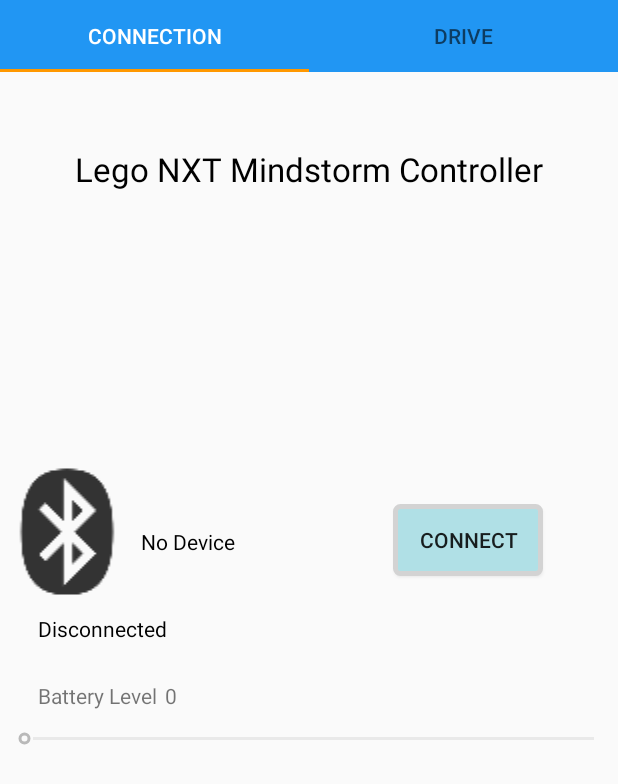
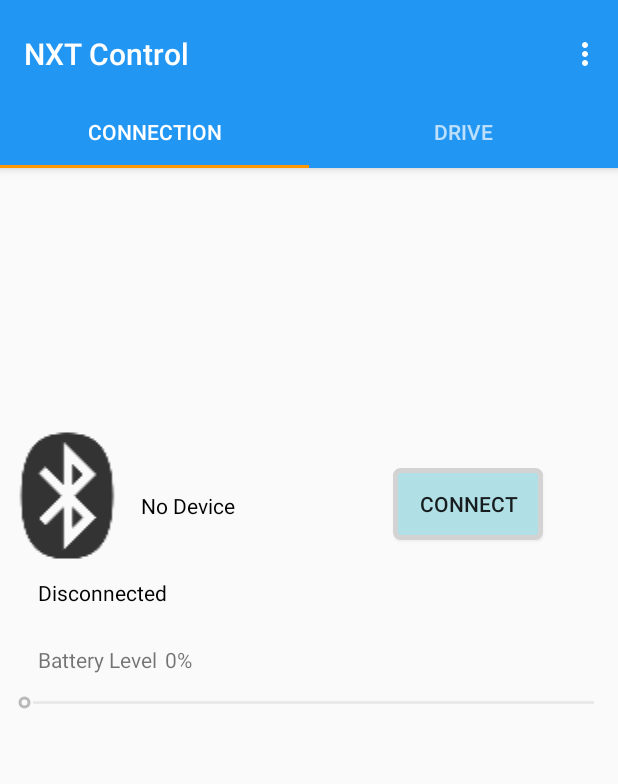
Before and after one commit to kszalai/NXT-Controller, an Android app: the screen it shows after launch (MainActivity), on a phone screen of 412 x 824 dp. Shown: the top 784 px of the screen. Run offline under Robolectric (Android 15) with nearby library versions, the phone set to English and light mode, and no system bars.

Commit message:
Updated small things, added toolbar to top of app
So small things I changed.
Battery now displays as a percentage.
Based on the connection state, it will change what's on screen. Feels
very nice, and looks very nice.
Implemented an ActionBar so we can use menus.
I began creating a menu so @bwurtsmith can begin working on it.
I eliminated the big label on the connection fragment we had before
since the ActionBar and Tabs were covering it up. It was really there to
fill space, so now we don't need it. I also got rid of the string
resource for it.
Added menu_main so we can have preference menus and stuff. I temporarily
threw in a second menu option called Drive Mode. We could switch between
drive modes here? Like use the directional by default and then switch to
tilt movement.
Added resources for menu and ActionBar

```diff
--- a/app/src/main/java/roy/NXT_Control/MainActivity.java
+++ b/app/src/main/java/roy/NXT_Control/MainActivity.java
@@ -8,6 +8,8 @@ import android.support.v4.app.FragmentManager;
 import android.support.v4.view.ViewPager;
 import android.support.v7.app.AppCompatActivity;
 import android.os.Bundle;
+import android.support.v7.widget.Toolbar;
+import android.view.Menu;
 import android.widget.Toast;
 
 import java.io.InputStream;
@@ -30,6 +32,9 @@ public class  MainActivity extends AppCompatActivity implements FragCommunicator
         super.onCreate(savedInstanceState);
         setContentView(R.layout.activity_main);
 
+        Toolbar toolbar = (Toolbar) findViewById(R.id.toolbar);
+        setSupportActionBar(toolbar);
+
         pager = (ViewPager) findViewById(R.id.view_pager);
         tabLayout= (TabLayout) findViewById(R.id.tab_layout);
 
@@ -43,6 +48,12 @@ public class  MainActivity extends AppCompatActivity implements FragCommunicator
         tabLayout.setTabsFromPagerAdapter(adapter);
     }
 
+
+    @Override
+    public boolean onCreateOptionsMenu(Menu menu) {
+        getMenuInflater().inflate(R.menu.menu_main, menu);
+        return true;
+    }
 
     public void sendBTChatService(BluetoothChatService chatService){
         //Intercept BluetoothChatService
--- a/app/src/main/res/layout/activity_main.xml
+++ b/app/src/main/res/layout/activity_main.xml
@@ -7,21 +7,37 @@
 
     tools:context=".MainActivity">
 
-    <android.support.design.widget.TabLayout
-        android:background="@color/colorPrimary"
-        android:layout_alignParentTop="true"
-        android:id="@+id/tab_layout"
+    <android.support.design.widget.AppBarLayout
         android:layout_width="match_parent"
-        android:layout_height="48dp"
-        app:tabSelectedTextColor="#ffffff"
+        android:layout_height="wrap_content"
+        android:paddingTop="8dp"
+        android:id="@+id/appbar"
+        android:theme="@style/AppTheme.AppBarOverlay">
 
-        >
+        <android.support.v7.widget.Toolbar android:id="@+id/toolbar"
+            android:layout_width="match_parent" android:layout_height="?attr/actionBarSize"
+            android:background="?attr/colorPrimary"
+            app:layout_scrollFlags="scroll|enterAlways">
 
-    </android.support.design.widget.TabLayout>
+        </android.support.v7.widget.Toolbar>
+
+        <android.support.design.widget.TabLayout
+            android:background="@color/colorPrimary"
+            android:layout_alignParentTop="true"
+            android:id="@+id/tab_layout"
+            android:layout_width="match_parent"
+            android:layout_height="48dp"
+            app:tabSelectedTextColor="#ffffff" >
+
+        </android.support.design.widget.TabLayout>
+
+    </android.support.design.widget.AppBarLayout>
+
     <android.support.v4.view.ViewPager
         android:layout_below="@id/tab_layout"
         android:id="@+id/view_pager"
         android:layout_width="match_parent"
         android:layout_height="match_parent"
         />
+
 </RelativeLayout>
--- a/app/src/main/res/layout/fragment_connection.xml
+++ b/app/src/main/res/layout/fragment_connection.xml
@@ -93,7 +93,7 @@
         <TextView
             android:layout_width="wrap_content"
             android:layout_height="wrap_content"
-            android:text="0"
+            android:text="0%"
             android:id="@+id/tv_batteryAmount"
             android:layout_alignBottom="@+id/tv_batteryLevel"
             android:layout_toEndOf="@id/tv_batteryLevel"
@@ -101,15 +101,4 @@
 
     </RelativeLayout>
 
-    <TextView
-        android:layout_width="wrap_content"
-        android:layout_height="wrap_content"
-        android:textAppearance="?android:attr/textAppearanceLarge"
-        android:id="@+id/tv_connectBigLabel"
-        android:layout_alignParentTop="true"
-        android:layout_centerHorizontal="true"
-        android:layout_marginTop="50dp"
-        android:text="@string/connectionBigLabel"
-        android:textColor="@color/black" />
-
 </RelativeLayout>
--- /dev/null
+++ b/app/src/main/res/menu/menu_main.xml
@@ -0,0 +1,8 @@
+<menu xmlns:android="http://schemas.android.com/apk/res/android"
+    xmlns:app="http://schemas.android.com/apk/res-auto"
+    xmlns:tools="http://schemas.android.com/tools" tools:context=".MainActivity">
+    <item android:id="@+id/action_preferences" android:title="@string/action_preferences"
+        android:orderInCategory="100" app:showAsAction="never" />
+    <item android:id="@+id/action_drive_mode" android:title="@string/action_drive_mode"
+        android:orderInCategory="100" app:showAsAction="never" />
+</menu>
--- a/app/src/main/res/values/strings.xml
+++ b/app/src/main/res/values/strings.xml
@@ -4,7 +4,6 @@
     <!-- ConnectionFragment -->
     <string name="connect_button">Connect</string>
     <string name="batteryLevel">Battery Level</string>
-    <string name="connectionBigLabel">Lego NXT Mindstorm Controller</string>
 
     <!-- DeviceListActivity -->
     <string name="scanning">Scanning for Devices...</string>
@@ -14,4 +13,8 @@
     <string name="title_paired_devices">Paired Devices</string>
     <string name="title_other_devices">Other Available Devices</string>
     <string name="button_scan">Scan for Devices</string>
+
+    <!-- Main Menu -->
+    <string name="action_preferences">Preferences</string>
+    <string name="action_drive_mode">Drive Mode</string>
 </resources>
--- a/app/src/main/res/values/styles.xml
+++ b/app/src/main/res/values/styles.xml
@@ -8,6 +8,6 @@
         <item name="colorAccent">@color/colorAccent</item>
     </style>
 
-    <style name="AppTheme.Dialog" parent="Theme.AppCompat.Light.Dialog">
-    </style>
+    <style name="AppTheme.Dialog" parent="Theme.AppCompat.Light.Dialog"/>
+    <style name="AppTheme.AppBarOverlay" parent="ThemeOverlay.AppCompat.Dark.ActionBar"/>
 </resources>
```
Also changed, not shown: app/src/main/java/roy/NXT_Control/ConnectionFragment.java (+25 -10 lines).
